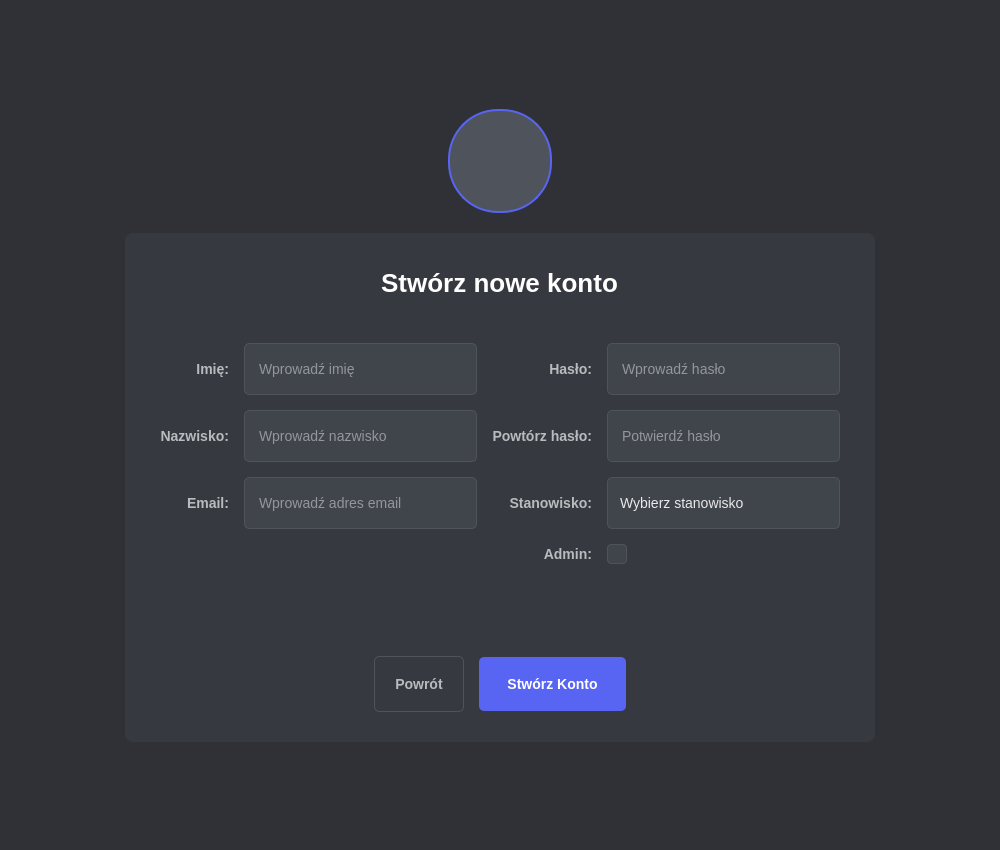
This is gui/ui/Register.ui in oreols/ProjektAOI as Qt 5 draws it before an edit. The edited form follows.
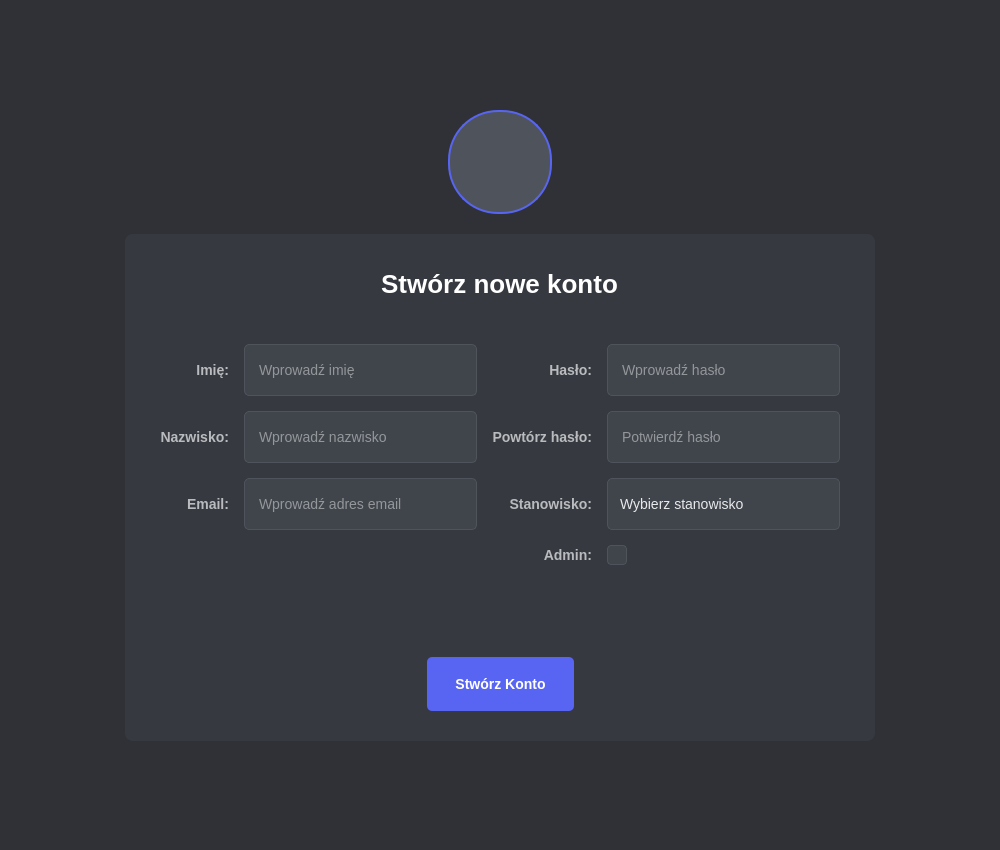
This is the edited form.

```diff
--- a/gui/ui/Register.ui
+++ b/gui/ui/Register.ui
@@ -554,7 +554,7 @@
             </property>
            </spacer>
           </item>
-          <item> <widget class="QPushButton" name="backButton">
+          <!-- <item> <widget class="QPushButton" name="backButton">
              <property name="text">
               <string>Powrót</string>
              </property>
@@ -567,7 +567,7 @@
               </sizepolicy>
              </property>
             </widget>
-          </item>
+          </item> -->
           <item> <widget class="QPushButton" name="addAccountButton">
             <property name="enabled">
              <bool>true</bool>
```
Left out of the diff: 2 changed lines with no effect on the pictures.
